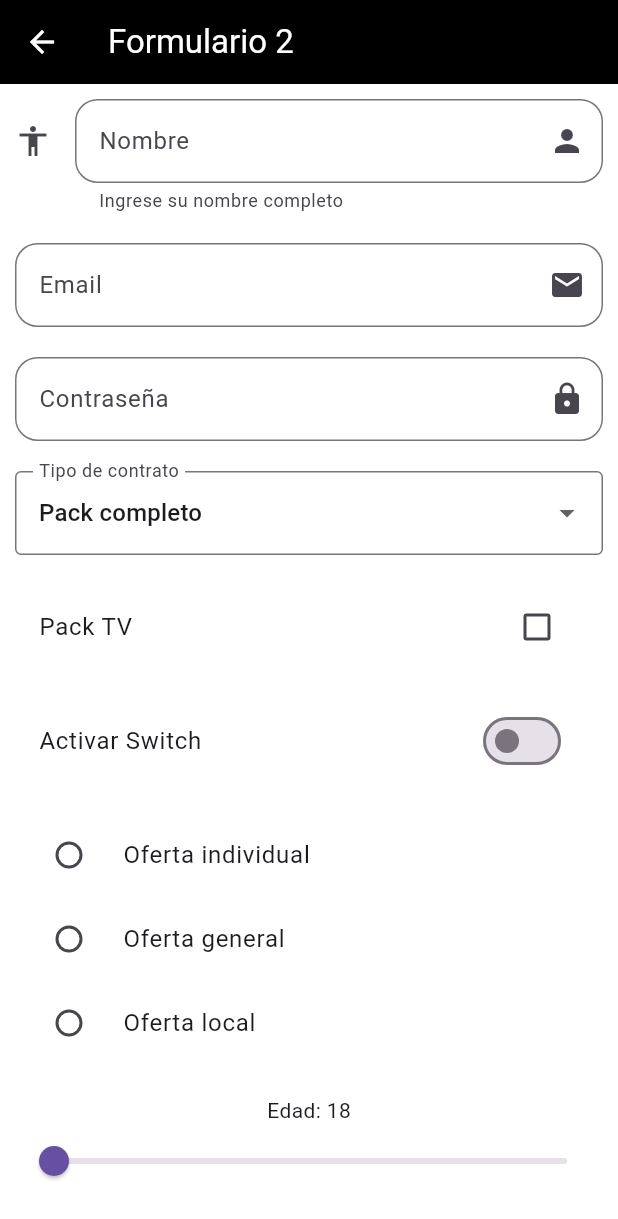
After one commit to AlvaroDC2000/Programaci-n-Multimedia, a Flutter app: the FormSelectionScreen screen opened by its route, after a tap on "Formulario 2", on a phone screen of 412 x 824 dp. The commit adds this screen. Shown: the top 1219 px of the screen. Run offline on Flutter 3.47's test engine with Material 3 defaults, Android fonts, the light colour scheme and no system bars; our stand-ins replace google_fonts.

Commit message:
Relacion 5 Formularios 1,2,3

```diff
--- a/flutter_application_1/lib/drawer/drawer.dart
+++ b/flutter_application_1/lib/drawer/drawer.dart
@@ -87,6 +87,12 @@ class AppDrawer extends StatelessWidget {
               Navigator.pushNamed(context, '/siete_y_media');
             },
           ),
+          ListTile(
+            title: const Text('Formularios'),
+            onTap: () {
+              Navigator.pushNamed(context, '/form_selection');
+            },
+          ),
         ],
       ),
     );
--- a/flutter_application_1/lib/routes/app_routes.dart
+++ b/flutter_application_1/lib/routes/app_routes.dart
@@ -19,6 +19,10 @@ class AppRoutes {
   static const String nestedRowsColumns = '/nested_rows_columns';
   static const String game = '/game_screen';
   static const String sieteYMedia = '/siete_y_media';
+  static const String formSelection = '/form_selection';
+  static const String formulario1 = '/formulario1';
+  static const String formulario2 = '/formulario2';
+  static const String formulario3 = '/formulario3';
 
   Map<String, WidgetBuilder> getRoutes() {
     return {
@@ -37,6 +41,10 @@ class AppRoutes {
       nestedRowsColumns: (context) => const NestedRowsColumnsScreen(),
       game: (context) => const GameScreen(),
       sieteYMedia: (context) => const SieteYMediaScreen(),
+      formSelection: (context) => const FormSelectionScreen(),
+      formulario1: (context) => Formulario1Screen(),
+      formulario2: (context) =>  const Formulario2Screen(),
+      formulario3: (context) =>  const Formulario3Screen(),
     };
   }
 }
--- /dev/null
+++ b/flutter_application_1/lib/screens/form_selection_screen.dart
@@ -0,0 +1,37 @@
+import 'package:flutter/material.dart';
+
+class FormSelectionScreen extends StatelessWidget {
+  const FormSelectionScreen({super.key});
+
+  @override
+  Widget build(BuildContext context) {
+    return Scaffold(
+      appBar: AppBar(
+        title: const Text('Seleccionar Formulario'),
+      ),
+      body: ListView(
+        padding: const EdgeInsets.all(8.0),
+        children: [
+          ListTile(
+            title: const Text('Formulario 1'),
+            onTap: () {
+              Navigator.pushNamed(context, '/formulario1');
+            },
+          ),
+          ListTile(
+            title: const Text('Formulario 2'),
+            onTap: () {
+              Navigator.pushNamed(context, '/formulario2');
+            },
+          ),
+          ListTile(
+            title: const Text('Formulario 3'),
+            onTap: () {
+              Navigator.pushNamed(context, '/formulario3');
+            },
+          ),
+        ],
+      ),
+    );
+  }
+}
--- /dev/null
+++ b/flutter_application_1/lib/screens/formulario2.dart
@@ -0,0 +1,236 @@
+import 'package:flutter/material.dart';
+
+class Formulario2Screen extends StatefulWidget {
+  const Formulario2Screen({super.key});
+
+  @override
+  // ignore: library_private_types_in_public_api
+  _Formulario2ScreenState createState() => _Formulario2ScreenState();
+}
+
+class _Formulario2ScreenState extends State<Formulario2Screen> {
+  final _formKey = GlobalKey<FormState>();
+  String _nombre = '';
+  String _correo = '';
+  String _password = '';
+
+  final List<String> _optTipoContrato = [
+    'Pack completo',
+    'Pack intermedio',
+    'Pack básico'
+  ];
+  String _tipoContrato = 'Pack completo';
+
+  bool _isSwitched = false;
+  String? _selectedOption = 'Opción 1';
+  bool _packTv = false;
+  double _sliderValor = 18.0;
+
+  @override
+  Widget build(BuildContext context) {
+    return Scaffold(
+      appBar: AppBar(
+        title: const Text('Formulario 2'),
+      ),
+      body: Padding(
+        padding: const EdgeInsets.all(10.0),
+        child: Form(
+          key: _formKey,
+          child: ListView(
+            children: [
+              _crearNombre(),
+              const SizedBox(height: 20),
+              _crearEmail(),
+              const SizedBox(height: 20),
+              _crearPassword(),
+              const SizedBox(height: 20),
+              _crearDesplegable(),
+              const SizedBox(height: 20),
+              _crearCheckBox(),
+              const SizedBox(height: 20),
+              _crearSwitch(),
+              const SizedBox(height: 20),
+              _crearRadio(),
+              const SizedBox(height: 20),
+              _crearSlider(),
+              const SizedBox(height: 20),
+              ElevatedButton(
+                onPressed: _guardarFormulario,
+                child: const Text('Guardar'),
+              ),
+              const SizedBox(height: 20),
+              _visualizarDatos(),
+            ],
+          ),
+        ),
+      ),
+    );
+  }
+
+  Widget _crearNombre() {
+    return TextFormField(
+      onChanged: (valor) => _nombre = valor,
+      validator: (value) =>
+          value == null || value.isEmpty ? 'Por favor ingresa tu nombre' : null,
+      decoration: InputDecoration(
+        border: OutlineInputBorder(
+          borderRadius: BorderRadius.circular(15.0),
+        ),
+        hintText: 'Nombre del cliente',
+        labelText: 'Nombre',
+        helperText: 'Ingrese su nombre completo',
+        suffixIcon: const Icon(Icons.person),
+        icon: const Icon(Icons.accessibility),
+      ),
+    );
+  }
+
+  Widget _crearEmail() {
+    return TextFormField(
+      onChanged: (valor) => _correo = valor,
+      validator: (value) {
+        if (value == null || value.isEmpty) {
+          return 'Por favor ingresa un correo válido';
+        } else if (!RegExp(r'^[^@]+@[^@]+\.[^@]+').hasMatch(value)) {
+          return 'Formato de correo inválido';
+        }
+        return null;
+      },
+      keyboardType: TextInputType.emailAddress,
+      decoration: InputDecoration(
+        border: OutlineInputBorder(
+          borderRadius: BorderRadius.circular(15.0),
+        ),
+        hintText: 'correo@correo.es',
+        labelText: 'Email',
+        suffixIcon: const Icon(Icons.email),
+      ),
+    );
+  }
+
+  Widget _crearPassword() {
+    return TextFormField(
+      onChanged: (valor) => _password = valor,
+      validator: (value) => value == null || value.length < 6
+          ? 'La contraseña debe tener al menos 6 caracteres'
+          : null,
+      obscureText: true,
+      obscuringCharacter: '*',
+      decoration: InputDecoration(
+        border: OutlineInputBorder(
+          borderRadius: BorderRadius.circular(15.0),
+        ),
+        hintText: 'Contraseña de entrada',
+        labelText: 'Contraseña',
+        suffixIcon: const Icon(Icons.lock),
+      ),
+    );
+  }
+
+  Widget _crearDesplegable() {
+    return DropdownButtonFormField<String>(
+      value: _tipoContrato,
+      items: _optTipoContrato
+          .map((tipo) => DropdownMenuItem(value: tipo, child: Text(tipo)))
+          .toList(),
+      onChanged: (valor) {
+        setState(() {
+          _tipoContrato = valor!;
+        });
+      },
+      decoration: const InputDecoration(
+        labelText: 'Tipo de contrato',
+        border: OutlineInputBorder(),
+      ),
+    );
+  }
+
+  Widget _crearCheckBox() {
+    return CheckboxListTile(
+      title: const Text('Pack TV'),
+      value: _packTv,
+      onChanged: (nuevoValor) {
+        setState(() {
+          _packTv = nuevoValor!;
+        });
+      },
+    );
+  }
+
+  Widget _crearSwitch() {
+    return SwitchListTile(
+      title: const Text('Activar Switch'),
+      value: _isSwitched,
+      onChanged: (value) {
+        setState(() {
+          _isSwitched = value;
+        });
+      },
+    );
+  }
+
+  Widget _crearRadio() {
+    return Column(
+      children: ['Oferta individual', 'Oferta general', 'Oferta local']
+          .map((opcion) => RadioListTile<String>(
+                title: Text(opcion),
+                value: opcion,
+                groupValue: _selectedOption,
+                onChanged: (valor) {
+                  setState(() {
+                    _selectedOption = valor;
+                  });
+                },
+              ))
+          .toList(),
+    );
+  }
+
+  Widget _crearSlider() {
+    return Column(
+      children: [
+        Text('Edad: ${_sliderValor.toInt()}'),
+        Slider(
+          value: _sliderValor,
+          min: 18,
+          max: 99,
+          divisions: 81,
+          label: _sliderValor.toStringAsFixed(0),
+          onChanged: (valor) {
+            setState(() {
+              _sliderValor = valor;
+            });
+          },
+        ),
+      ],
+    );
+  }
+
+  Widget _visualizarDatos() {
+    return Column(
+      crossAxisAlignment: CrossAxisAlignment.start,
+      children: [
+        Text('Nombre: $_nombre'),
+        Text('Correo: $_correo'),
+        Text('Contraseña: $_password'),
+        Text('Tipo de contrato: $_tipoContrato'),
+        Text('Pack TV: ${_packTv ? 'Sí' : 'No'}'),
+        Text('Switch: $_isSwitched'),
+        Text('Opción Radio: $_selectedOption'),
+        Text('Edad: ${_sliderValor.toInt()}'),
+      ],
+    );
+  }
+
+  void _guardarFormulario() {
+    if (_formKey.currentState!.validate()) {
+      ScaffoldMessenger.of(context).showSnackBar(
+        const SnackBar(content: Text('Formulario válido')),
+      );
+    } else {
+      ScaffoldMessenger.of(context).showSnackBar(
+        const SnackBar(content: Text('Formulario inválido')),
+      );
+    }
+  }
+}
--- a/flutter_application_1/lib/screens/screens.dart
+++ b/flutter_application_1/lib/screens/screens.dart
@@ -10,3 +10,7 @@ export 'instagram_screen.dart';
 export 'nested_rows_columns.dart';
 export 'game_screen.dart';
 export 'siete_y_media.dart';
+export 'form_selection_screen.dart';
+export 'formulario1.dart';
+export 'formulario2.dart';
+export 'formulario3.dart';
```
Also changed, not shown: flutter_application_1/lib/screens/formulario1.dart (added, +110 -0 lines), flutter_application_1/lib/screens/formulario3.dart (added, +125 -0 lines), flutter_application_1/lib/screens/siete_y_media.dart (line endings or trailing spaces).
